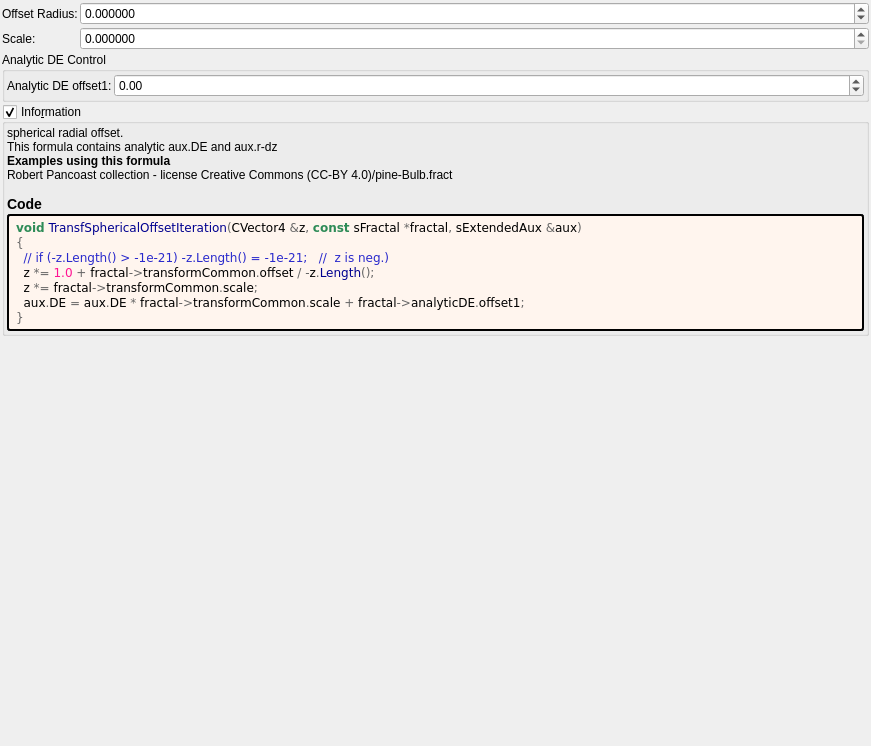
Old version of the form mandelbulber2/formula/ui/transf_spherical_offset.ui in the repository buddhi1980/mandelbulber2.
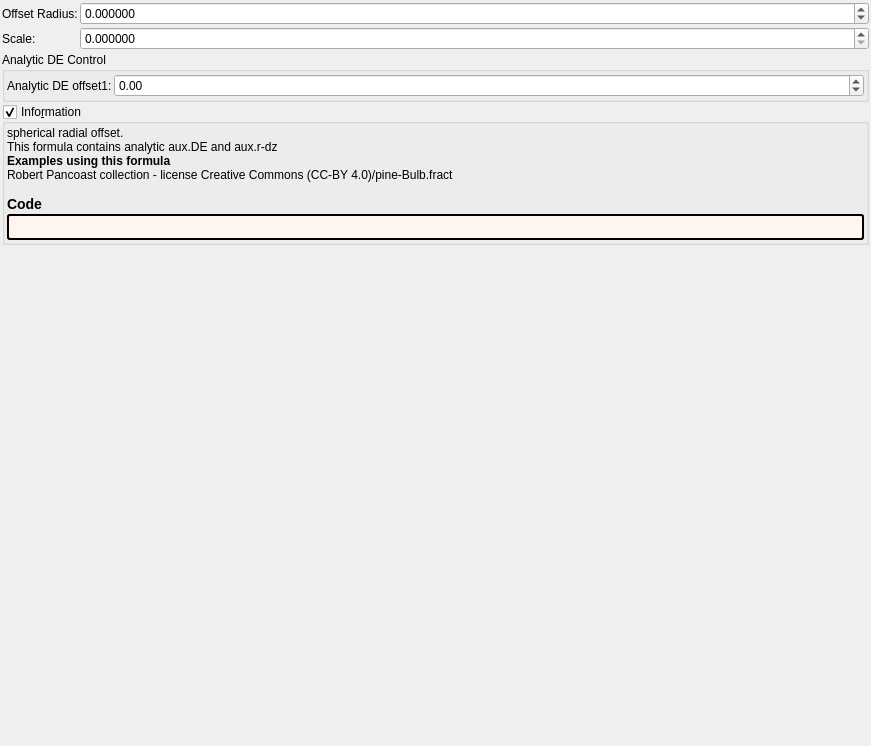
New version of the form. Custom widgets are drawn as their Qt base class.

What changed in the file:
```diff
--- a/mandelbulber2/formula/ui/transf_spherical_offset.ui
+++ b/mandelbulber2/formula/ui/transf_spherical_offset.ui
@@ -220,16 +220,7 @@
          <string notr="true">border-style: outset; border-width: 2px; border-radius: 3px; border-color: black; background-color: #fff5ee; padding: 4px;</string>
         </property>
         <property name="text">
-         <string notr="true">&lt;body style=&quot;background-color:#fff5ee&quot;&gt;
-&lt;pre style=&quot;color:#000000; background-color:#fff5ee;  font-family:'Courier New',monospace;&quot;&gt;&lt;span style=&quot;color:#2e8b57; font-weight:bold&quot;&gt;void&lt;/span&gt; &lt;span style=&quot;color:#00008f&quot;&gt;TransfSphericalOffsetIteration&lt;/span&gt;&lt;span style=&quot;color:#676767&quot;&gt;(&lt;/span&gt;CVector4 &lt;span style=&quot;color:#676767&quot;&gt;&amp;amp;&lt;/span&gt;z&lt;span style=&quot;color:#676767&quot;&gt;,&lt;/span&gt; &lt;span style=&quot;color:#2e8b57; font-weight:bold&quot;&gt;const&lt;/span&gt; sFractal &lt;span style=&quot;color:#676767&quot;&gt;*&lt;/span&gt;fractal&lt;span style=&quot;color:#676767&quot;&gt;,&lt;/span&gt; sExtendedAux &lt;span style=&quot;color:#676767&quot;&gt;&amp;amp;&lt;/span&gt;aux&lt;span style=&quot;color:#676767&quot;&gt;)&lt;/span&gt;
-&lt;span style=&quot;color:#676767&quot;&gt;{&lt;/span&gt;
-  &lt;span style=&quot;color:#2929cc&quot;&gt;// if (-z.Length() &amp;gt; -1e-21) -z.Length() = -1e-21;   //  z is neg.)&lt;/span&gt;
-  z &lt;span style=&quot;color:#676767&quot;&gt;*=&lt;/span&gt; &lt;span style=&quot;color:#ff1493&quot;&gt;1.0&lt;/span&gt; &lt;span style=&quot;color:#676767&quot;&gt;+&lt;/span&gt; fractal&lt;span style=&quot;color:#676767&quot;&gt;-&amp;gt;&lt;/span&gt;transformCommon&lt;span style=&quot;color:#676767&quot;&gt;.&lt;/span&gt;offset &lt;span style=&quot;color:#676767&quot;&gt;/ -&lt;/span&gt;z&lt;span style=&quot;color:#676767&quot;&gt;.&lt;/span&gt;&lt;span style=&quot;color:#00008f&quot;&gt;Length&lt;/span&gt;&lt;span style=&quot;color:#676767&quot;&gt;();&lt;/span&gt;
-  z &lt;span style=&quot;color:#676767&quot;&gt;*=&lt;/span&gt; fractal&lt;span style=&quot;color:#676767&quot;&gt;-&amp;gt;&lt;/span&gt;transformCommon&lt;span style=&quot;color:#676767&quot;&gt;.&lt;/span&gt;scale&lt;span style=&quot;color:#676767&quot;&gt;;&lt;/span&gt;
-  aux&lt;span style=&quot;color:#676767&quot;&gt;.&lt;/span&gt;DE &lt;span style=&quot;color:#676767&quot;&gt;=&lt;/span&gt; aux&lt;span style=&quot;color:#676767&quot;&gt;.&lt;/span&gt;DE &lt;span style=&quot;color:#676767&quot;&gt;*&lt;/span&gt; fractal&lt;span style=&quot;color:#676767&quot;&gt;-&amp;gt;&lt;/span&gt;transformCommon&lt;span style=&quot;color:#676767&quot;&gt;.&lt;/span&gt;scale &lt;span style=&quot;color:#676767&quot;&gt;+&lt;/span&gt; fractal&lt;span style=&quot;color:#676767&quot;&gt;-&amp;gt;&lt;/span&gt;analyticDE&lt;span style=&quot;color:#676767&quot;&gt;.&lt;/span&gt;offset1&lt;span style=&quot;color:#676767&quot;&gt;;&lt;/span&gt;
-&lt;span style=&quot;color:#676767&quot;&gt;}&lt;/span&gt;
-&lt;/pre&gt;
-&lt;/body&gt;</string>
+         <string notr="true"></string>
         </property>
         <property name="wordWrap">
          <bool>true</bool>
```
